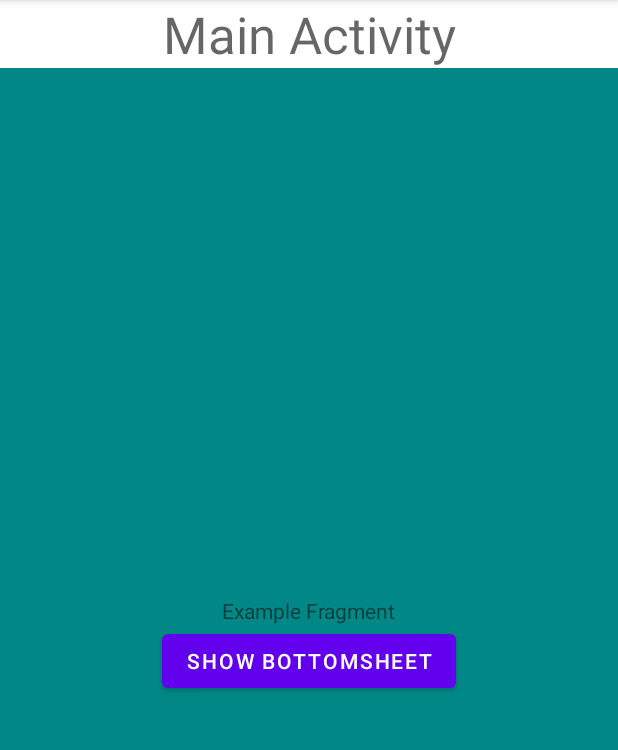
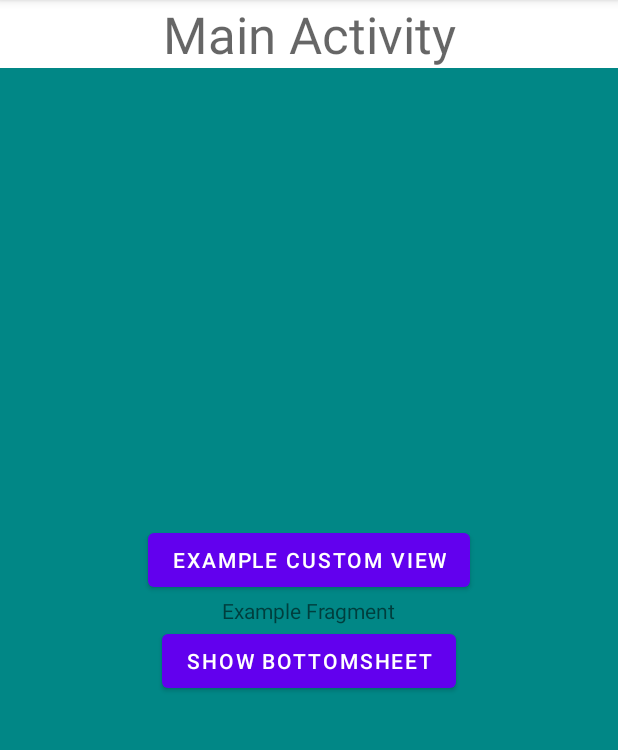
Before and after one commit to vsukharew/ViewBindingDelegation, an Android app: the screen it shows after launch (MainActivity), on a phone screen of 412 x 824 dp, the part 84-834 px from its top. Run offline under Robolectric (Android 15) with nearby library versions, the phone set to English and light mode, and no system bars.

Commit message:
added binding property for custom view

```diff
--- /dev/null
+++ b/app/src/main/java/vsukharew/viewbindingdelegationexample/ExampleCustomView.kt
@@ -0,0 +1,25 @@
+package vsukharew.viewbindingdelegationexample
+
+import android.content.Context
+import android.util.AttributeSet
+import android.view.View
+import android.widget.FrameLayout
+import android.widget.Toast
+import vsukharew.viewbindingdelegationexample.databinding.ViewExampleCustomBinding
+import vsukharew.viewbindingdelegationexample.viewbinding.viewGroupBinding
+
+class ExampleCustomView @JvmOverloads constructor(
+    context: Context,
+    attrs: AttributeSet? = null,
+    defStyleAttr: Int = 0
+) : FrameLayout(context, attrs, defStyleAttr) {
+
+    private val binding by viewGroupBinding(ViewExampleCustomBinding::bind)
+
+    init {
+        View.inflate(context, R.layout.view_example_custom, this)
+        binding.button.setOnClickListener {
+            Toast.makeText(context, "Custom view clicked", Toast.LENGTH_SHORT).show()
+        }
+    }
+}
--- a/app/src/main/java/vsukharew/viewbindingdelegationexample/viewbinding/ViewBindingWrappers.kt
+++ b/app/src/main/java/vsukharew/viewbindingdelegationexample/viewbinding/ViewBindingWrappers.kt
@@ -17,3 +17,10 @@ fun <T : ViewBinding> fragmentViewBinding(
 fun <T : ViewBinding> activityViewBinding(
     bindingInitializer: (LayoutInflater) -> T
 ): ActivityViewBindingProperty<T> = ActivityViewBindingProperty(bindingInitializer)
+
+/**
+ * wrapper above [ViewGroupBindingProperty]
+ */
+fun <T : ViewBinding> viewGroupBinding(
+    viewBinder: (View) -> T
+): ViewGroupBindingProperty<T> = ViewGroupBindingProperty(viewBinder)
--- /dev/null
+++ b/app/src/main/java/vsukharew/viewbindingdelegationexample/viewbinding/ViewGroupBindingProperty.kt
@@ -0,0 +1,16 @@
+package vsukharew.viewbindingdelegationexample.viewbinding
+
+import android.view.View
+import android.view.ViewGroup
+import androidx.viewbinding.ViewBinding
+import kotlin.properties.ReadOnlyProperty
+import kotlin.reflect.KProperty
+
+class ViewGroupBindingProperty<T : ViewBinding>(
+    private val viewBinder : (View) -> T
+) : ViewBindingProperty<T>(), ReadOnlyProperty<ViewGroup, T> {
+
+    override fun getValue(thisRef: ViewGroup, property: KProperty<*>): T {
+        return viewBinder.invoke(thisRef).also { binding = it }
+    }
+}
--- a/app/src/main/res/layout/fragment_example.xml
+++ b/app/src/main/res/layout/fragment_example.xml
@@ -24,4 +24,11 @@
         app:layout_constraintStart_toStartOf="parent"
         app:layout_constraintEnd_toEndOf="parent"/>
 
+    <vsukharew.viewbindingdelegationexample.ExampleCustomView
+        android:layout_width="match_parent"
+        android:layout_height="wrap_content"
+        app:layout_constraintBottom_toTopOf="@id/text"
+        app:layout_constraintLeft_toLeftOf="parent"
+        app:layout_constraintRight_toRightOf="parent"/>
+
 </androidx.constraintlayout.widget.ConstraintLayout>
--- /dev/null
+++ b/app/src/main/res/layout/view_example_custom.xml
@@ -0,0 +1,14 @@
+<?xml version="1.0" encoding="utf-8"?>
+<merge xmlns:android="http://schemas.android.com/apk/res/android"
+    xmlns:tools="http://schemas.android.com/tools"
+    android:layout_width="match_parent"
+    android:layout_height="match_parent"
+    tools:parentTag="android.widget.FrameLayout">
+
+    <Button
+        android:id="@+id/button"
+        android:layout_width="wrap_content"
+        android:layout_height="wrap_content"
+        android:layout_gravity="center"
+        android:text="Example custom view"/>
+</merge>
```
